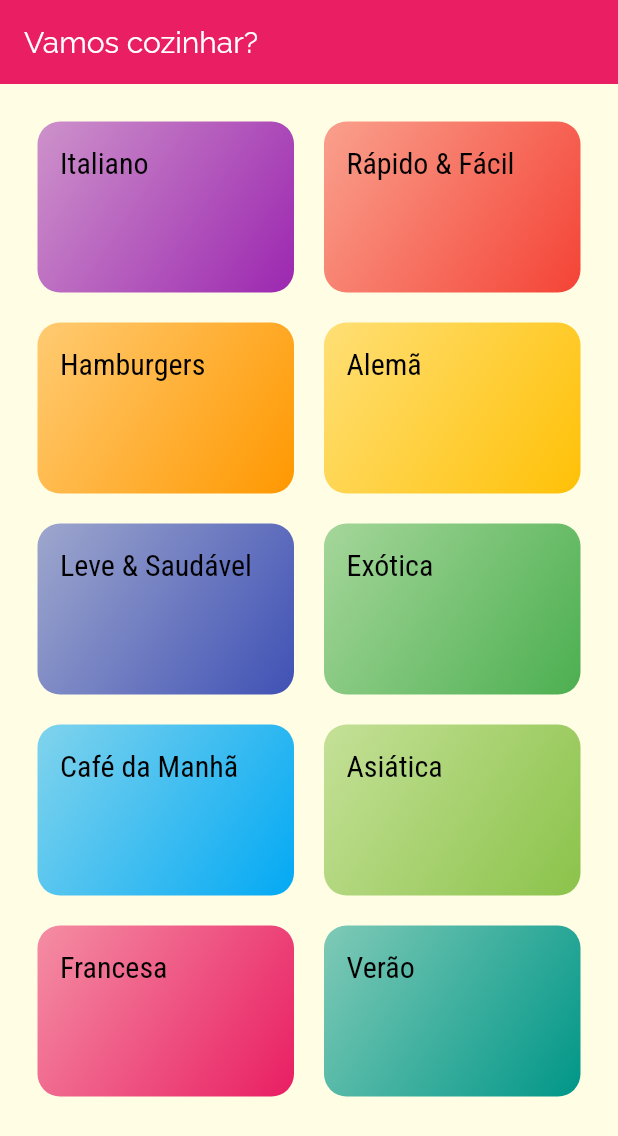
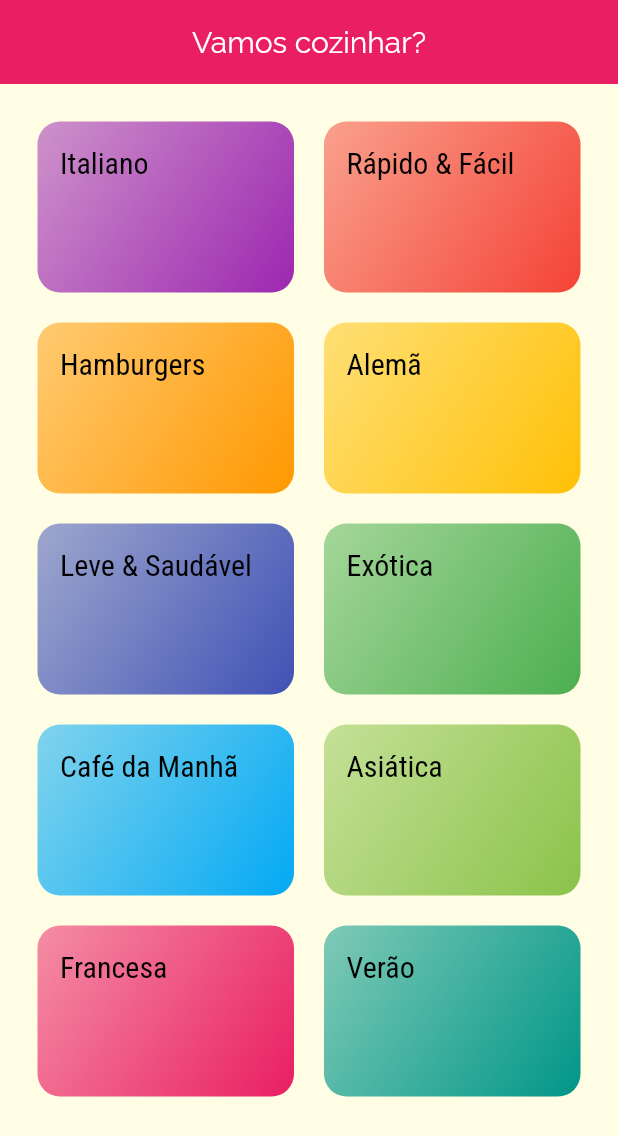
Before and after one commit to frberti/Deals, a Flutter app: the screen it shows after launch, on a phone screen of 412 x 824 dp. Shown: the top 1136 px of the screen. Run offline on Flutter 3.47's test engine with Material 3 defaults, Android fonts, the phone set to English and light mode, and no system bars.

```diff
--- a/lib/components/category_item.dart
+++ b/lib/components/category_item.dart
@@ -1,3 +1,6 @@
+import 'package:meals/screens/categories_meals_screen.dart';
+import 'package:meals/utils/app_routes.dart';
+
 import '../models/category.dart';
 import 'package:flutter/material.dart';
 
@@ -6,9 +9,26 @@ class CategoryItem extends StatelessWidget {
 
   const CategoryItem({super.key, required this.category});
 
+  void _selectCategory(BuildContext context) {
+    // Navigator.of(context).push(MaterialPageRoute(builder: (_) {
+    //   return CategoriesMealsScreen(
+    //     category: category,
+    //   );
+    // }));
+
+    Navigator.of(context).pushNamed(
+      AppRoutes.CATEGORIES_MEALS,
+      arguments: category,
+    );
+  }
+
   @override
   Widget build(BuildContext context) {
-    return Container(
+    return InkWell(
+      borderRadius: BorderRadius.circular(15),
+      onTap: () => _selectCategory(context),
+      splashColor: Theme.of(context).colorScheme.primary,
+      child: Container(
         padding: const EdgeInsets.all(15),
         decoration: BoxDecoration(
             borderRadius: BorderRadius.circular(15),
@@ -24,6 +44,7 @@ class CategoryItem extends StatelessWidget {
           category.title,
           style: Theme.of(context).textTheme.titleLarge,
         ),
+      ),
     );
   }
 }
--- a/lib/main.dart
+++ b/lib/main.dart
@@ -1,5 +1,7 @@
 import 'package:flutter/material.dart';
+import 'package:meals/screens/categories_meals_screen.dart';
 import 'package:meals/screens/categories_screen.dart';
+import 'package:meals/utils/app_routes.dart';
 
 void main() => runApp(const MyApp());
 
@@ -11,18 +13,18 @@ class MyApp extends StatelessWidget {
     return MaterialApp(
       title: 'Vamos Cozinhar?',
       theme: ThemeData(
-        primarySwatch: Colors.pink,
         colorScheme: ColorScheme.fromSwatch().copyWith(
+          primary: Colors.pink,
           secondary: Colors.amber,
+          background: Colors.white,
         ),
         fontFamily: 'Raleway',
         canvasColor: const Color.fromRGBO(255, 254, 229, 1),
         textTheme: ThemeData.light().textTheme.copyWith(
-          titleLarge: const TextStyle(
-            fontSize: 20,
-            fontFamily: 'RobotoCondensed',
-          )
-        ),
+                titleLarge: const TextStyle(
+              fontSize: 20,
+              fontFamily: 'RobotoCondensed',
+            )),
         appBarTheme: const AppBarTheme(
           titleTextStyle: TextStyle(
             fontSize: 20,
@@ -30,9 +32,13 @@ class MyApp extends StatelessWidget {
           ),
           backgroundColor: Colors.pink,
           foregroundColor: Colors.white,
+          centerTitle: true,
         ),
       ),
-      home: const CategoriesScreen(),
+      routes: {
+        AppRoutes.HOME : (context) => const CategoriesScreen(),
+        AppRoutes.CATEGORIES_MEALS : (context) => CategoriesMealsScreen(),
+      },
     );
   }
 }
--- /dev/null
+++ b/lib/utils/app_routes.dart
@@ -0,0 +1,4 @@
+class AppRoutes {
+  static const HOME = '/';
+  static const CATEGORIES_MEALS = '/categories-meals';
+}
```
Also changed, not shown: lib/screens/categories_meals_screen.dart (added, +20 -0 lines). Lines whose indentation alone changed are shown as unchanged.
